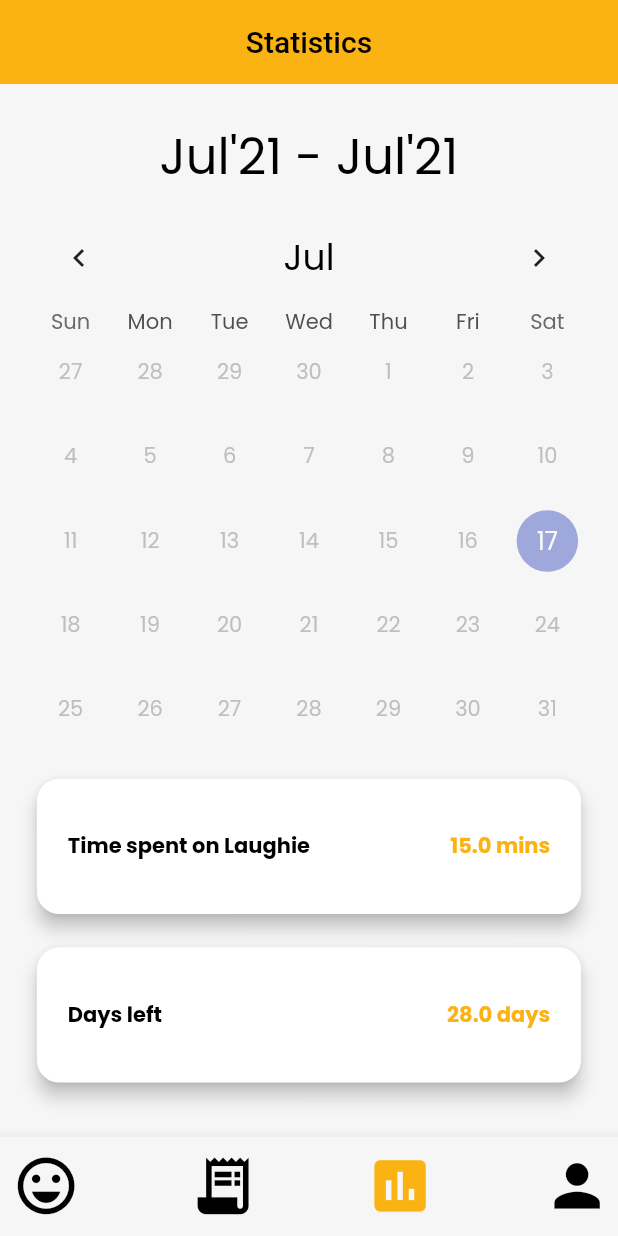
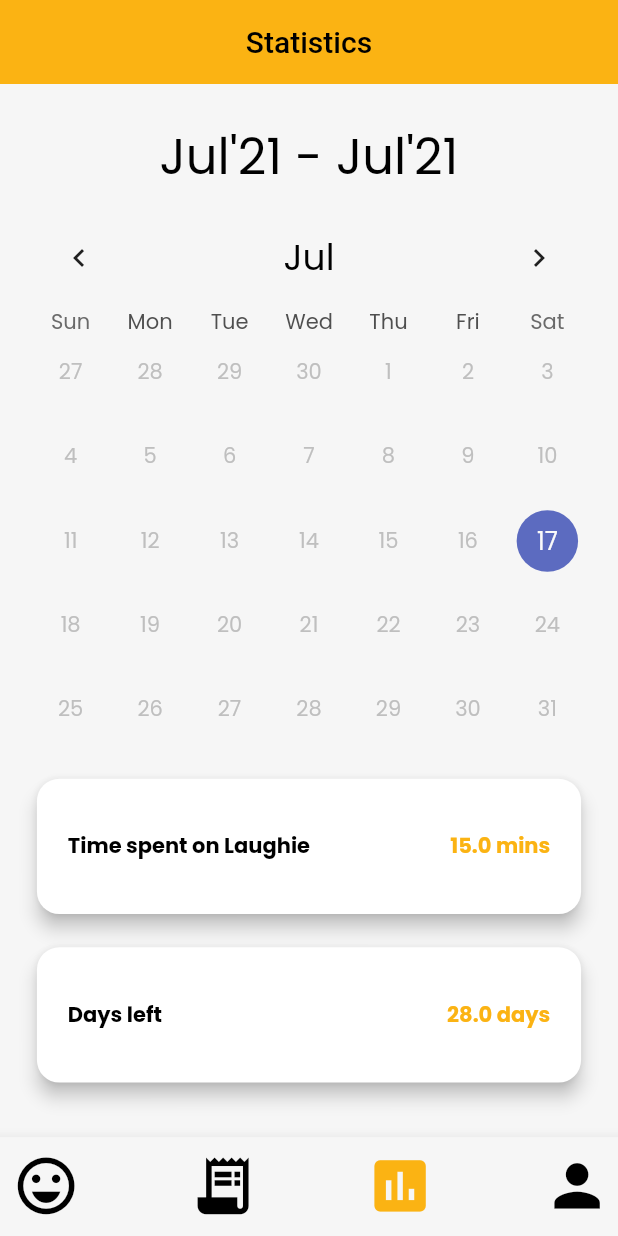
Before and after one commit to Harshpatel249/LaughieApp, a Flutter app: the StatsPage screen opened directly, on a phone screen of 412 x 824 dp. Run offline on Flutter 3.47's test engine with Material 2 defaults, Android fonts, the phone set to English and light mode, and no system bars; drawn by our look-alikes of table_calendar; our stand-ins replace cloud_firestore, csc_picker, date_field, firebase_auth, firebase_core, font_awesome_flutter and 5 more; missing offline and left inert: flutter_sound; accounts and stored records are empty.

```diff
--- a/lib/screens/stats_page.dart
+++ b/lib/screens/stats_page.dart
@@ -24,8 +24,8 @@ class _StatsPageState extends State<StatsPage> {
   double timeLeft = 28;
   Timestamp _startingTimestamp;
   Timestamp _endingTimestamp;
-  DateTime focused = null;
-  DateTime _selectedDay = null;
+  DateTime focused = DateTime.now();
+  DateTime _selectedDay = DateTime.now();
   int noSessions;
   bool _isFetched = false;
   void _incrementCounter() {
```
